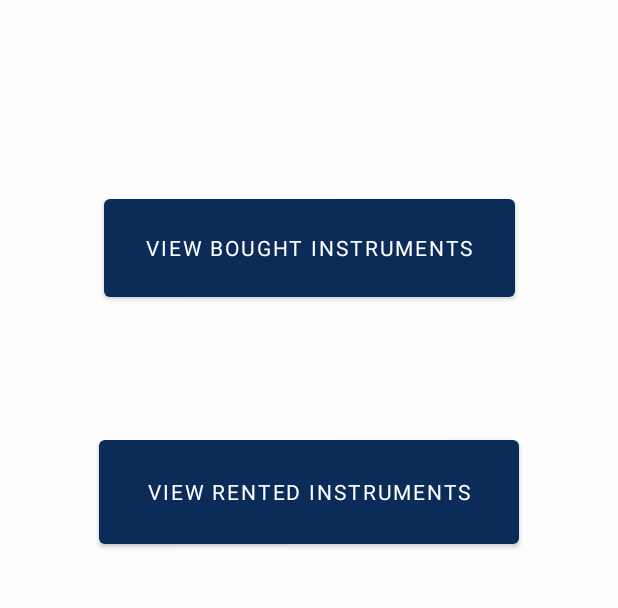
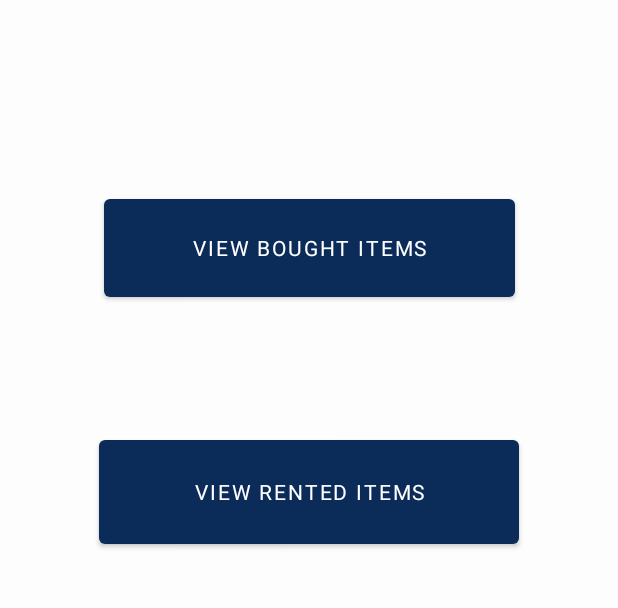
Before and after one commit to Fadi-AbuAlEtham/CrescendoPal, an Android app: the MyHubActivity screen opened directly, with no data from a screen before it, on a phone screen of 412 x 824 dp, the part 373-981 px from its top. Run offline under Robolectric (Android 15) with nearby library versions, the phone set to English and light mode, and no system bars; Roboto replaces fonts that are not available here.

Commit message:
refactor: Rename button labels in My Hub activity
This commit updates the button labels in the `My Hub` activity to better reflect their functionality.

-   Renamed the "View Bought Instruments" button to "View Bought Items".
-   Renamed the "View Rented Instruments" button to "View Rented Items".

```diff
--- a/app/src/main/res/layout/activity_my_hub.xml
+++ b/app/src/main/res/layout/activity_my_hub.xml
@@ -28,7 +28,7 @@
         android:layout_marginStart="66dp"
         android:layout_marginEnd="66dp"
         android:layout_marginBottom="50dp"
-        android:text="View Bought Instruments"
+        android:text="View Bought Items"
         app:layout_constraintBottom_toTopOf="@+id/btnViewRented"
         app:layout_constraintEnd_toEndOf="parent"
         app:layout_constraintStart_toStartOf="parent"
@@ -41,7 +41,7 @@
         android:layout_marginStart="65dp"
         android:layout_marginEnd="65dp"
         android:layout_marginBottom="173dp"
-        android:text="View Rented Instruments"
+        android:text="View Rented Items"
         app:layout_constraintBottom_toBottomOf="parent"
         app:layout_constraintEnd_toEndOf="parent"
         app:layout_constraintStart_toStartOf="parent"
```
